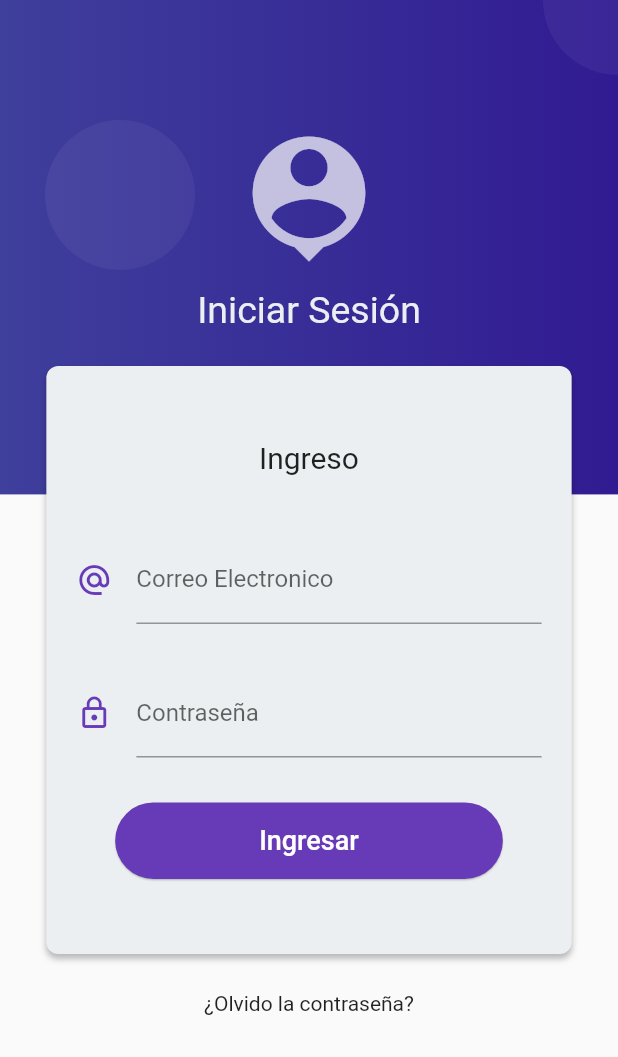
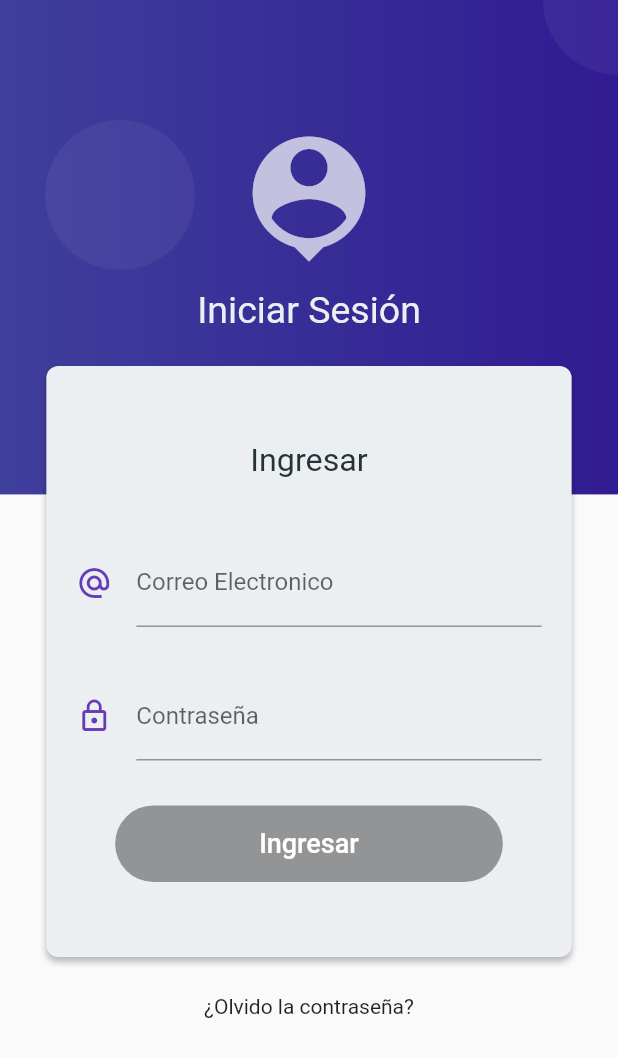
Before and after one commit to IsraMejia/Flutter-Udemy-CRUD, a Flutter app: the screen it shows after launch, on a phone screen of 412 x 824 dp. Shown: the top 1057 px of the screen. Run offline on Flutter 3.47's test engine with Material 2 defaults, Android fonts, the phone set to English and light mode, and no system bars; our stand-ins replace rxdart.

```diff
--- a/lib/main.dart
+++ b/lib/main.dart
@@ -17,8 +17,11 @@ class MyApp extends StatelessWidget {
           'login' : (BuildContext context ) => LoginPage(),
           'home'  : (BuildContext context ) => HomePage(),
         },//routes
+        theme: ThemeData(
+          primaryColor: Colors.deepPurple[900],
+          //Los colores de los widgets material ahora son morados
         ),
-
+      ),
     );
 
   }//build
--- a/lib/src/bloc/login_bloc.dart
+++ b/lib/src/bloc/login_bloc.dart
@@ -1,20 +1,42 @@
 import 'dart:async';
 
-class LoginBloc{
-  final _emailController = StreamController<String>.broadcast();
-  final _passwordController = StreamController<String>.broadcast();
+import 'package:validaciones_crud/src/bloc/validators.dart';
+import 'package:rxdart/rxdart.dart';
+
+class LoginBloc with Validators{ //Se crea el mixing con el Validators
+
+  // final _emailController = StreamController<String>.broadcast();
+  // final _passwordController = StreamController<String>.broadcast();
   //Permite recibir distintas cadenas y usar listeners
   //varias instancias pueden escuchar los cambios gracias al broadcast
 
+  final _emailController = BehaviorSubject <String>();
+  final _passwordController = BehaviorSubject <String>();
+  //La libreria rxdart usa BehaviorSubject que tienen su broadcast interno por defecto
+
+
 
   //Escuchar/Recuperar datos del string
-  Stream<String> get emailStream   => _emailController.stream;
-  Stream<String> get passwordStram => _passwordController.stream;
+  Stream<String> get emailStream   => _emailController.stream.transform(validarEmail) ;
+  Stream<String> get passwordStream => _passwordController.stream.transform(validarPassword);
+  // .transform perdmite recibir la informacion despues de la validacion, si  no no
+
+  Stream<bool> get formValidStream =>
+       Rx.combineLatest2(emailStream, passwordStream, (e, p) => true);
+  //Cuando ambos streams son validados, se hace el callback, en caso de que en ambos haya data se manda un true
+  //Esto valida que tanto el correo como la constraseña sean validos al mismo tiempo
+
 
   //Insertando valores al string
   //Se manda como referencia para ejecutarce despues, con parentesis, la ejecutaria al instante
   Function(String) get changeEmail    => _emailController.sink.add;
   Function(String) get changePassword => _passwordController.sink.add;
+
+
+  //Obtener el ultimo valor ingresado
+  String get email => _emailController.value;
+  String get password => _passwordController.value;
+
 
 
   //Cierra el flujo de datos cuando ya no se ocupa, se agrega el '?' para que en caso
--- a/lib/src/bloc/provider.dart
+++ b/lib/src/bloc/provider.dart
@@ -7,11 +7,28 @@ export 'package:validaciones_crud/src/bloc/login_bloc.dart';
 class Provider extends InheritedWidget {
 //Todo esto sirve para
 
+  //Para no perder la informacion se hara uso de un factory
+  static Provider _instancia;
+  factory Provider ({Key key,  Widget child}){
+    if(_instancia == null){
+      _instancia =new Provider._internal(key: key, child: child) ;
+    }
+    return _instancia;
+    /*Si ya se tenia la instancia se manda en el hotreload para que no se pierda sus datos
+    caso contrario se crea */
+  }
+
+  Provider._internal( {Key key,  Widget child} )
+    : super (key : key , child : child);
+
   final loginBloc = LoginBloc();
 
-  Provider( {Key key,  Widget child} )
-    : super (key : key , child : child);
+  //Al inicializarla asi, con cada hotreload se perdia los streams (email, contraseña)
+  // Provider( {Key key,  Widget child} )
+  //   : super (key : key , child : child);
   //Constructor que manda a llamar la clase padre para asignar su llave y su hijo
+
+
 
   @override
   bool updateShouldNotify(InheritedWidget oldWidget) => true;
--- a/lib/src/pages/login_page.dart
+++ b/lib/src/pages/login_page.dart
@@ -100,13 +100,13 @@ class LoginPage extends StatelessWidget {
             ),
             child: Column(
               children: <Widget>[
-                Text('Ingreso', style: TextStyle(fontSize: 20.0)),
+                Text('Ingresar', style: TextStyle(fontSize: 21.5 , color: Colors.blueGrey[900])),
                 SizedBox(height:40.0),
                 _crearEmail(bloc),
                 SizedBox(height:10.0),
                 _crearPassword(bloc),
                 SizedBox(height:10.0),
-                _crearBoton()
+                _crearBoton(bloc)
               ],
             ),
           ),
@@ -135,7 +135,8 @@ class LoginPage extends StatelessWidget {
             icon: Icon( Icons.alternate_email, color: Colors.deepPurple ),
             hintText: 'ejemplo@correo.com',
             labelText: 'Correo Electronico',
-            counterText: snapshot.data
+            counterText: snapshot.data,
+            errorText: snapshot.error //pregunta si hay un error en el validators
           ) ,
         onChanged: (value) => bloc.changeEmail(value),
         //manda el valor de la cadena que acaba de cambiar
@@ -148,7 +149,7 @@ class LoginPage extends StatelessWidget {
   Widget _crearPassword(LoginBloc bloc){
 
     return StreamBuilder(
-      stream: bloc.passwordStram,
+      stream: bloc.passwordStream,
       builder: (BuildContext context, AsyncSnapshot snapshot ){
       return Container(
         padding: EdgeInsets.all(20.0),
@@ -157,7 +158,9 @@ class LoginPage extends StatelessWidget {
           decoration: InputDecoration(
             icon: Icon( Icons.lock_outline , color: Colors.deepPurple ),
             labelText: 'Contraseña',
-            counterText: snapshot.data
+            counterText: snapshot.data,
+            errorText: snapshot.error //pregunta si hay un error en el validators
+             //con una cadena te pone el error, null no.
           ) ,
           onChanged: bloc.changePassword,
         ),
@@ -166,19 +169,33 @@ class LoginPage extends StatelessWidget {
     );
   }//crearPassword
 
-  Widget _crearBoton(){
+  Widget _crearBoton(LoginBloc bloc){
+
+    return StreamBuilder(
+      stream: bloc.formValidStream ,
+      builder: (BuildContext context, AsyncSnapshot snapshot){
        return RaisedButton(
         shape: RoundedRectangleBorder(
           borderRadius: BorderRadius.circular(30.0)
         ),
         elevation: 0.5,//Sin sombra que tiene por defecto
-      onPressed: (){},
+        onPressed: snapshot.hasData ? ()=>_login(bloc, context) : null  , //Si se valido ambos campos se habilita
         color: Colors.deepPurple,
         child: Container(
           child: Text('Ingresar', style: TextStyle(color: Colors.white, fontSize: 18.0 ),),
           padding: EdgeInsets.symmetric(horizontal: 80.0, vertical: 15.0)
         )
       );
+      }
+    );
   }//_crearBoton
 
+  _login(LoginBloc bloc , BuildContext context){
+    print('Tu email,es : ${bloc.email} ');
+    print('password: ${bloc.password} ');
+
+   // Navigator.pushNamed(context, 'home');//Te pone el boton de back
+   Navigator.pushReplacementNamed(context, 'home');
+  }
+
 }//LoginPage
--- a/pubspec.yaml
+++ b/pubspec.yaml
@@ -23,6 +23,7 @@ dependencies:
   # The following adds the Cupertino Icons font to your application.
   # Use with the CupertinoIcons class for iOS style icons.
   cupertino_icons: ^0.1.2
+  rxdart: ^0.24.0
 
 dev_dependencies:
   flutter_test:
```
Also changed, not shown: lib/src/bloc/validators.dart (added, +35 -0 lines), lib/src/pages/home_page.dart (+13 -0 lines), pubspec.lock, 1 other file. Lines whose indentation alone changed are shown as unchanged.
